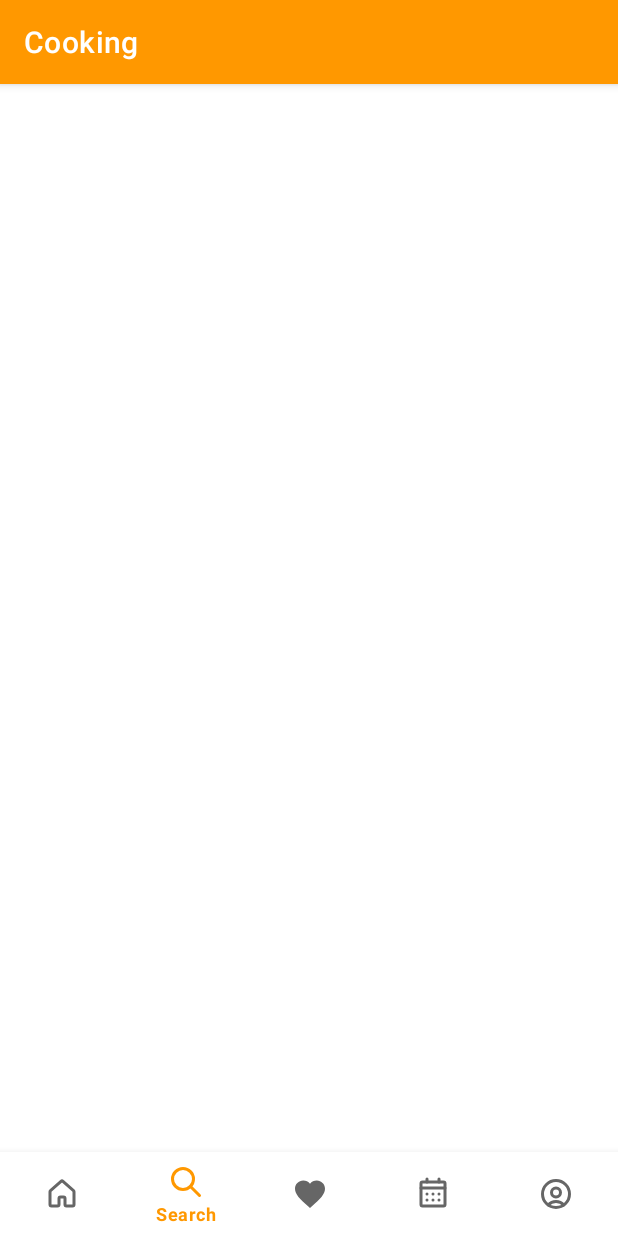
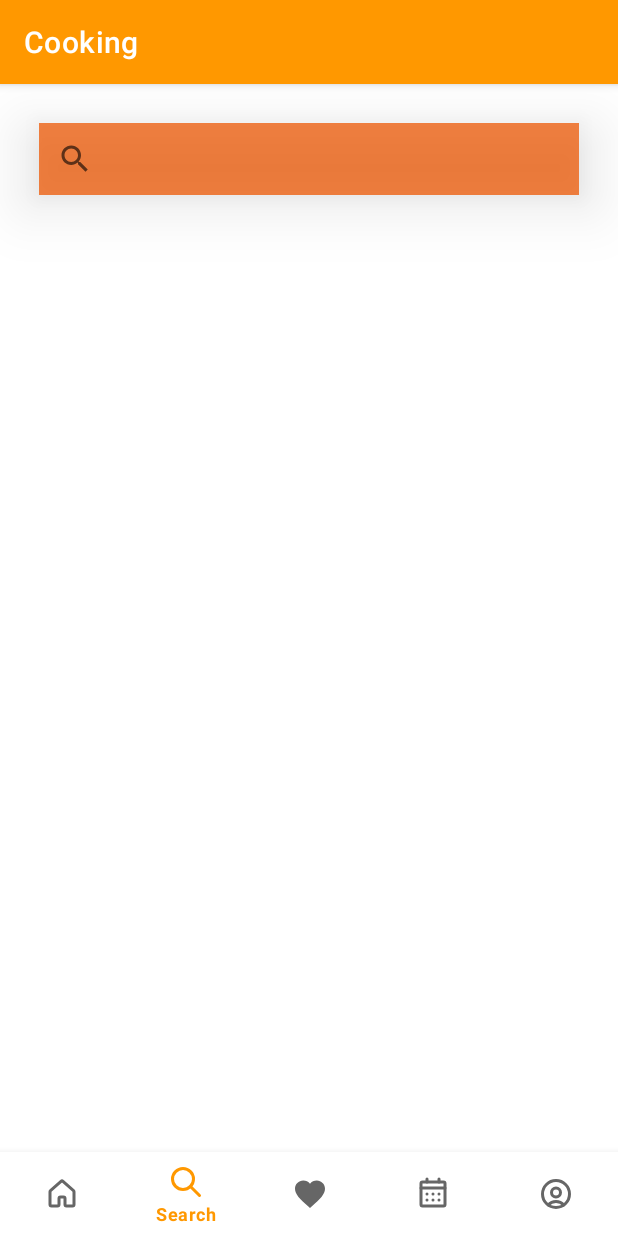
Before and after one commit to ShroukMohamed16/CookingProject, an Android app: the screen it shows after launch once a user with an empty profile is signed in (HomeActivity), item 2 of the bottom bar chosen, on a phone screen of 412 x 824 dp. Run offline under Robolectric (Android 15) with nearby library versions, the phone set to English and light mode, and no system bars; our stand-ins replace Firebase (no records; nobody signed in at launch, a user with empty details on screens opened directly), sdp/ssp sizes; 1 statement that could not run was skipped.

Commit message:
Search Fragment

```diff
--- a/app/build.gradle
+++ b/app/build.gradle
@@ -45,6 +45,7 @@ dependencies {
     implementation 'com.google.firebase:firebase-auth-ktx:22.0.0'
     implementation 'com.google.firebase:firebase-firestore-ktx:24.6.0'
     implementation 'com.google.firebase:firebase-storage:20.1.0'
+
     testImplementation 'junit:junit:4.13.2'
     androidTestImplementation 'androidx.test.ext:junit:1.1.5'
     androidTestImplementation 'androidx.test.espresso:espresso-core:3.5.1'
--- a/app/src/main/res/layout/fragment_search.xml
+++ b/app/src/main/res/layout/fragment_search.xml
@@ -1,23 +1,48 @@
 <?xml version="1.0" encoding="utf-8"?>
-<ScrollView xmlns:android="http://schemas.android.com/apk/res/android"
+<androidx.constraintlayout.widget.ConstraintLayout xmlns:android="http://schemas.android.com/apk/res/android"
     xmlns:tools="http://schemas.android.com/tools"
     android:layout_width="match_parent"
     android:layout_height="match_parent"
     xmlns:app="http://schemas.android.com/apk/res-auto"
     tools:context=".SearchFragment">
 
-   <androidx.constraintlayout.widget.ConstraintLayout
-       android:layout_width="match_parent"
-       android:layout_height="match_parent">
-
-          <com.google.android.material.search.SearchBar
-              android:layout_width="match_parent"
-              android:layout_height="wrap_content"
-              app:layout_constraintStart_toStartOf="parent"
-              app:layout_constraintTop_toTopOf="parent"
-              />
 
 
+       <androidx.appcompat.widget.SearchView
+           android:id="@+id/search_bar"
+           app:layout_constraintCircleRadius="@dimen/_20sdp"
+           android:layout_width="match_parent"
+           android:layout_height="wrap_content"
+           android:elevation="@dimen/_20sdp"
+           android:layout_margin="@dimen/_20sdp"
+           android:background="#BCEE5600"
+           app:layout_constraintEnd_toEndOf="parent"
+           app:layout_constraintHorizontal_bias="0.0"
+           app:layout_constraintStart_toStartOf="parent"
+           app:layout_constraintTop_toTopOf="parent" />
+        <LinearLayout
+            android:id="@+id/ingr_rv"
+            android:layout_width="match_parent"
+            android:layout_height="0dp"
+            android:orientation="horizontal"
+            app:layout_constraintStart_toStartOf="parent"
+            app:layout_constraintTop_toBottomOf="@id/search_bar">
+         <androidx.recyclerview.widget.RecyclerView
+            android:layout_width="match_parent"
+            android:layout_height="match_parent"
+            />
+        </LinearLayout>
+       <LinearLayout
+           app:layout_constraintBottom_toBottomOf="parent"
+           android:layout_width="match_parent"
+           android:layout_height="0dp"
+           android:orientation="horizontal"
+           app:layout_constraintStart_toStartOf="parent"
+           app:layout_constraintTop_toBottomOf="@id/ingr_rv">
+           <androidx.recyclerview.widget.RecyclerView
+               android:layout_width="match_parent"
+               android:layout_height="match_parent"
+               />
+       </LinearLayout>
 
-   </androidx.constraintlayout.widget.ConstraintLayout>
-</ScrollView>
+</androidx.constraintlayout.widget.ConstraintLayout>
```
Also changed, not shown: app/src/main/res/layout/fragment_home.xml (+14 -6 lines), app/src/main/res/layout/ingredients.xml (added, +15 -0 lines).
